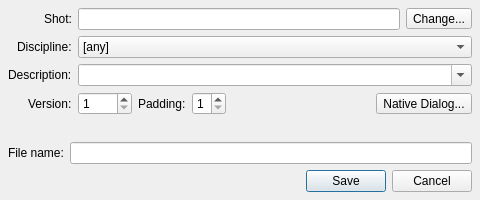
mjbonnington/icarus-gps, file ui/file_save.ui: the form before one commit.
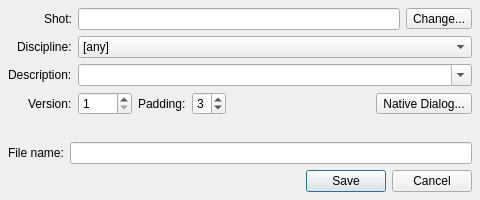
The form after the commit.

Patch:
```diff
--- a/ui/file_save.ui
+++ b/ui/file_save.ui
@@ -270,6 +270,9 @@
            <property name="maximum">
             <number>4</number>
            </property>
+           <property name="value">
+            <number>3</number>
+           </property>
            <property name="xmlTag" stdset="0">
             <string>padding</string>
            </property>
```
